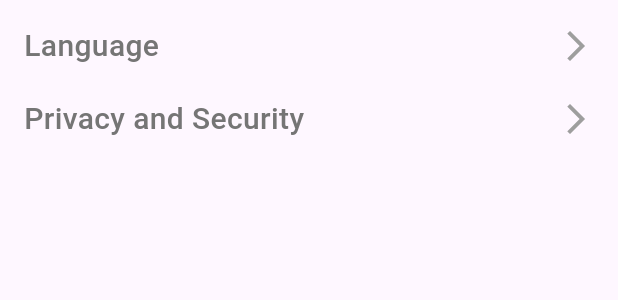
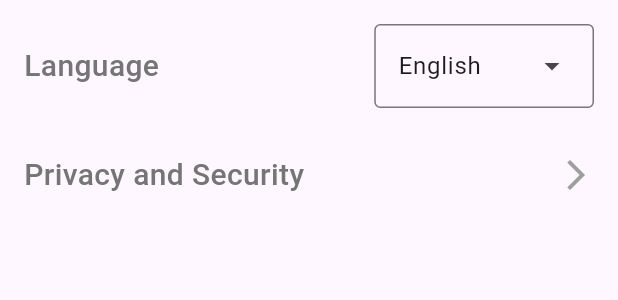
Before and after one commit to prabhat00155/pickr, a Flutter app: the Settings widget shown alone on an empty page, opened directly with empty values, on a phone screen of 412 x 824 dp. Shown: the top 300 px of the screen. Run offline on Flutter 3.47's test engine with Material 3 defaults, Android fonts, the phone set to English and light mode, and no system bars; our stand-ins replace cached_network_image, cloud_firestore, device_info, firebase_auth, firebase_core, google_mobile_ads and 1 more; missing offline and left inert: country_flags, random_avatar; accounts and stored records are empty; generated files the repository leaves out were written again; network calls fail.

Commit message:
Added language settings

```diff
--- a/lib/constants.dart
+++ b/lib/constants.dart
@@ -335,3 +335,4 @@ const List<String> countryCodes = [
 ];
 
 var appBarColour = Colors.green;
+const List<String> languages = <String>['English', 'Hindi'];
--- a/lib/settings.dart
+++ b/lib/settings.dart
@@ -1,5 +1,6 @@
 import 'package:flutter/material.dart';
 
+import 'constants.dart';
 import 'player.dart';
 
 class Settings extends StatefulWidget {
@@ -11,6 +12,7 @@ class Settings extends StatefulWidget {
 }
 
 class SettingsState extends State<Settings> {
+  String dropdownValue = languages.first;
   Player get player => widget.player;
 
   @override
@@ -20,8 +22,8 @@ class SettingsState extends State<Settings> {
       child: Column(
         crossAxisAlignment: CrossAxisAlignment.stretch,
         children: [
-          buildOption(context, 'Language'),
-          const SizedBox(height: 20),
+          buildLanguage(context, 'Language'),
+          const SizedBox(height: 30),
           buildOption(context, 'Privacy and Security'),
         ],
       ),
@@ -54,22 +56,53 @@ class SettingsState extends State<Settings> {
       builder: (BuildContext context) {
         return AlertDialog(
           title: Text(title),
-          content: Column(
-            children: [
-              Text('English'),
-              Text('Hindi'),
-            ],
+          content: SingleChildScrollView(
+            child: const Text(
+              'Privacy and Security!',
+            ),
           ),
           actions: [
             TextButton(
               onPressed: () {
                 Navigator.of(context).pop();
               },
-              child: Text('Close'),
+              child: const Text('Close'),
             ),
           ],
         );
       },
     );
   }
+
+  Widget buildLanguage(BuildContext context, String title) {
+    return Row(
+      mainAxisAlignment: MainAxisAlignment.spaceBetween,
+      children: [
+        Text(
+          title,
+          style: TextStyle(
+            fontSize: 20,
+            fontWeight: FontWeight.w500,
+            color: Colors.grey[600],
+          ),
+        ),
+        buildDropdown(context),
+      ],
+    );
+  }
+
+  Widget buildDropdown(BuildContext context) {
+    return DropdownMenu<String>(
+      initialSelection: languages.first,
+      onSelected: (String? value) {
+        // This is called when the user selects an item.
+        setState(() {
+          dropdownValue = value!;
+        });
+      },
+      dropdownMenuEntries: languages.map<DropdownMenuEntry<String>>((String value) {
+        return DropdownMenuEntry<String>(value: value, label: value);
+      }).toList(),
+    );
+  }
 }
```
